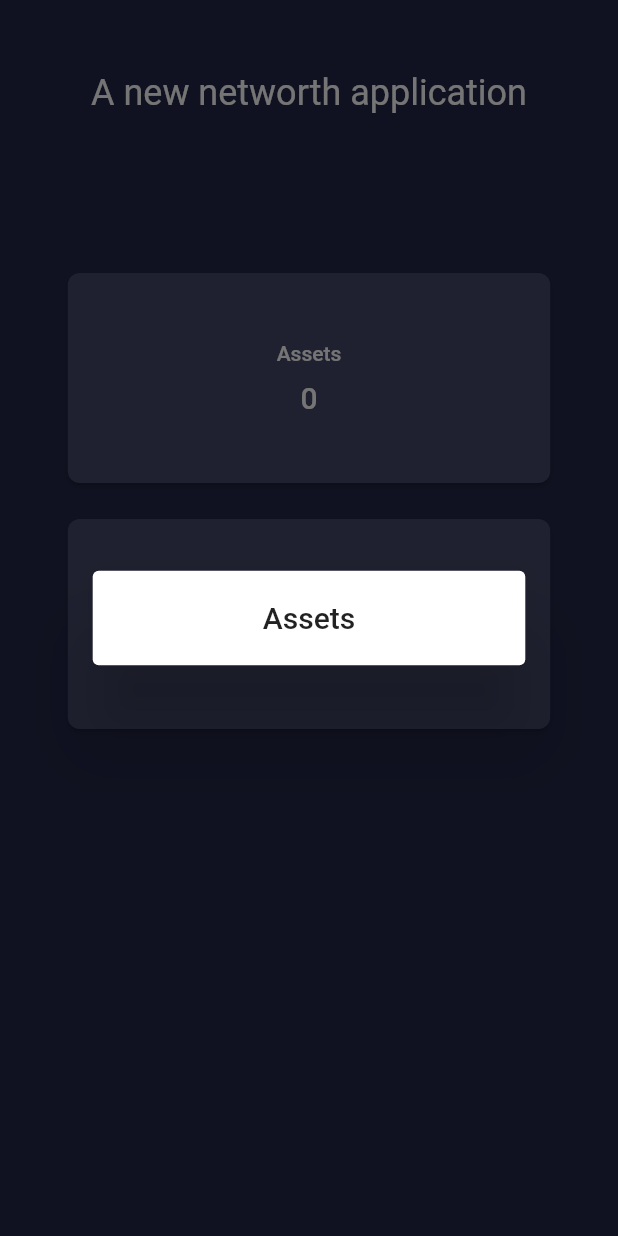
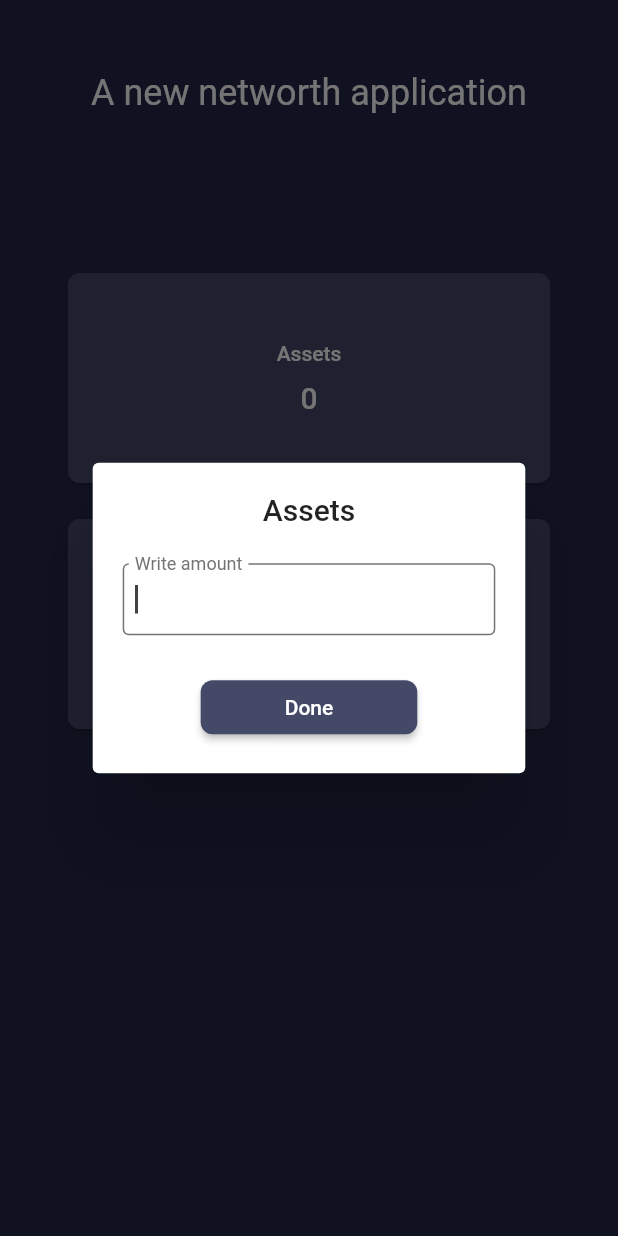
Before and after one commit to Vishnuanand77/NetWorthApp, a Flutter app: the screen it shows after launch, after a tap on "Assets", on a phone screen of 412 x 824 dp. Run offline on Flutter 3.47's test engine with Material 2 defaults, Android fonts, the phone set to English and light mode, and no system bars.

Commit message:
Added text fields and buttons

```diff
--- a/lib/main.dart
+++ b/lib/main.dart
@@ -1,4 +1,5 @@
 import 'package:flutter/material.dart';
+import 'package:flutter/services.dart';
 
 void main() {
   runApp(MyApp());
@@ -180,6 +181,12 @@ class _NumberInputDialogState extends State<NumberInputDialog> {
   @override
   Widget build(BuildContext context) {
     final size = MediaQuery.of(context).size;
+    final outlineInputBorder = OutlineInputBorder(
+      borderSide: BorderSide(
+        color: Colors.grey.shade600,
+        width: 1,
+      ),
+    );
     return Dialog(
       backgroundColor: Colors.white,
       child: Container(
@@ -191,7 +198,30 @@ class _NumberInputDialogState extends State<NumberInputDialog> {
             Text(
               widget.title,
               style: Theme.of(context).accentTextTheme.headline6,
-            )
+            ),
+            SizedBox(height: 24),
+            TextField(
+              keyboardType: TextInputType.number,
+              inputFormatters: [FilteringTextInputFormatter.digitsOnly],
+              autofocus: true,
+              decoration: InputDecoration(
+                contentPadding:
+                    EdgeInsets.symmetric(horizontal: 8, vertical: 8),
+                labelStyle: TextStyle(color: Colors.grey.shade600),
+                focusedBorder: outlineInputBorder,
+                enabledBorder: outlineInputBorder,
+                labelText: 'Write amount',
+              ),
+            ),
+            SizedBox(height: 24),
+            ElevatedButton(
+              style: ElevatedButton.styleFrom(
+                primary: Theme.of(context).cardColor,
+                padding: EdgeInsets.symmetric(horizontal: 56),
+              ),
+              onPressed: () {},
+              child: Text('Done'),
+            ),
           ],
         ),
       ),
```
